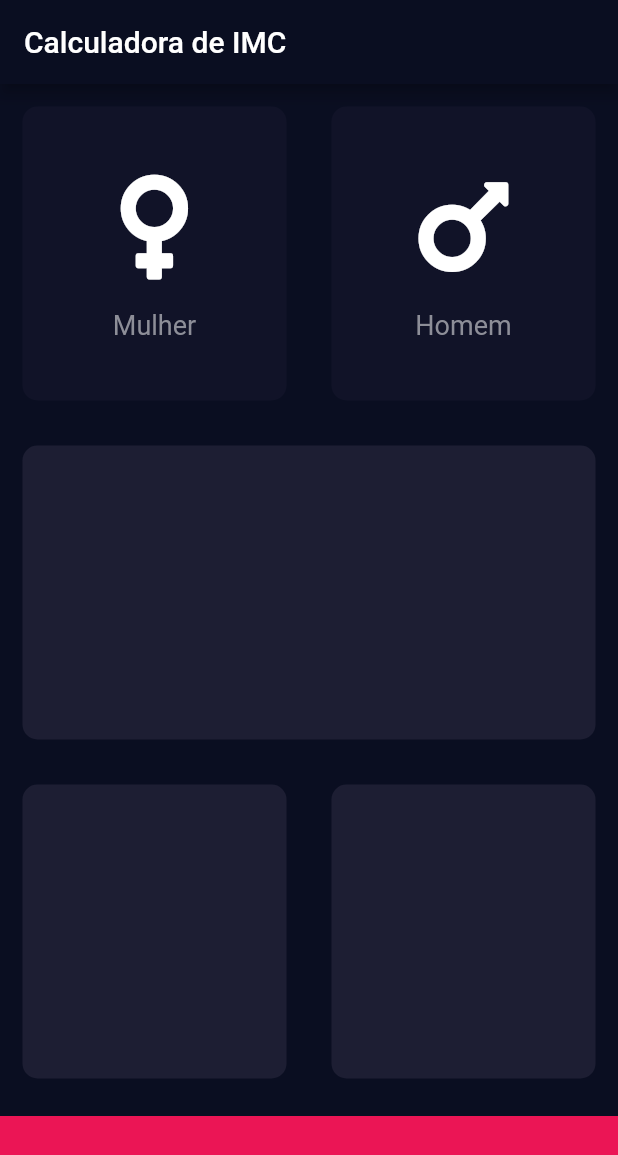
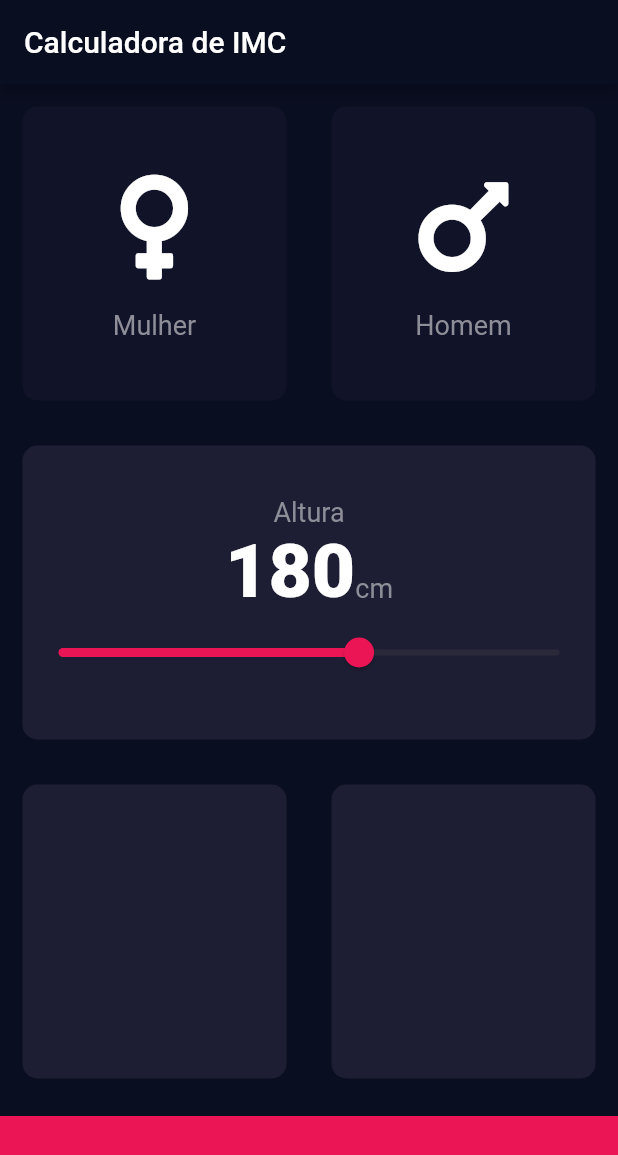
Before and after one commit to AndressaTancredi/BMI-Calculator, a Flutter app: the screen it shows after launch, on a phone screen of 412 x 824 dp. Shown: the top 1155 px of the screen. Run offline on Flutter 3.47's test engine with Material 2 defaults, Android fonts, the phone set to English and light mode, and no system bars; our stand-ins replace font_awesome_flutter.

Commit message:
create slider height

```diff
--- /dev/null
+++ b/lib/contants.dart
@@ -0,0 +1,16 @@
+import 'package:flutter/material.dart';
+
+const KBottomContainerHeight = 80.0;
+const kActiveCardColor = Color(0xFF1D1E33);
+const KInactiveCardColor = Color(0xFF111328);
+const KBottomContainerColor = Color(0xFFEB1555);
+
+final KLabelTextStyle = TextStyle(
+  fontSize: 18.0,
+  color: Color(0xFF8D8E98),
+);
+
+final KNumberTextStyle = TextStyle(
+  fontSize: 50,
+  fontWeight: FontWeight.w900,
+);
--- a/lib/icon_content.dart
+++ b/lib/icon_content.dart
@@ -1,9 +1,5 @@
+import 'package:bmi_calculator/contants.dart';
 import 'package:flutter/material.dart';
-
-final labelTextStyle = TextStyle(
-  fontSize: 18.0,
-  color: Color(0xFF8D8E98),
-);
 
 class IconContent extends StatelessWidget {
   IconContent({this.icon, this.label});
@@ -23,7 +19,7 @@ class IconContent extends StatelessWidget {
         SizedBox(height: 15),
         Text(
           label,
-          style: labelTextStyle,
+          style: KLabelTextStyle,
         )
       ],
     );
--- a/lib/input_page.dart
+++ b/lib/input_page.dart
@@ -1,12 +1,8 @@
+import 'package:bmi_calculator/contants.dart';
 import 'package:flutter/material.dart';
 import 'package:font_awesome_flutter/font_awesome_flutter.dart';
 import 'icon_content.dart';
 import 'reusable_card.dart';
-
-const bottomContainerHeight = 80.0;
-const activeCardColor = Color(0xFF1D1E33);
-const inactiveCardColor = Color(0xFF111328);
-const bottomContainerColor = Color(0xFFEB1555);
 
 enum Gender {
   male,
@@ -20,6 +16,7 @@ class InputPage extends StatefulWidget {
 
 class _InputPageState extends State<InputPage> {
   Gender selectedGender;
+  int heigth = 180;
 
   @override
   Widget build(BuildContext context) {
@@ -28,6 +25,7 @@ class _InputPageState extends State<InputPage> {
         title: Text('Calculadora de IMC'),
       ),
       body: Column(
+        crossAxisAlignment: CrossAxisAlignment.stretch,
         children: [
           Expanded(
               child: Row(
@@ -39,7 +37,7 @@ class _InputPageState extends State<InputPage> {
                       selectedGender = Gender.female;
                     });
                   },
-                  color: selectedGender == Gender.female ? activeCardColor : inactiveCardColor,
+                  color: selectedGender == Gender.female ? kActiveCardColor : KInactiveCardColor,
                   cardChild: IconContent(
                     icon: FontAwesomeIcons.venus,
                     label: "Mulher",
@@ -53,7 +51,7 @@ class _InputPageState extends State<InputPage> {
                       selectedGender = Gender.male;
                     });
                   },
-                  color: selectedGender == Gender.male ? activeCardColor : inactiveCardColor,
+                  color: selectedGender == Gender.male ? kActiveCardColor : KInactiveCardColor,
                   cardChild: IconContent(
                     icon: FontAwesomeIcons.mars,
                     label: "Homem",
@@ -63,24 +61,62 @@ class _InputPageState extends State<InputPage> {
             ],
           )),
           Expanded(
-            child: ReusableCard(color: activeCardColor),
+            child: ReusableCard(
+              color: kActiveCardColor,
+              cardChild: Column(
+                mainAxisAlignment: MainAxisAlignment.center,
+                children: [
+                  Text(
+                    "Altura",
+                    style: KLabelTextStyle,
+                  ),
+                  Row(
+                    mainAxisAlignment: MainAxisAlignment.center,
+                    crossAxisAlignment: CrossAxisAlignment.baseline,
+                    textBaseline: TextBaseline.alphabetic,
+                    children: [
+                      Text(
+                        heigth.toString(),
+                        style: KNumberTextStyle,
+                      ),
+                      Text(
+                        'cm',
+                        style: KLabelTextStyle,
+                      )
+                    ],
+                  ),
+                  Slider(
+                    value: heigth.toDouble(),
+                    min: 120.0,
+                    max: 220.0,
+                    activeColor: Color(0xFFEB1555),
+                    inactiveColor: Color(0xFF8DE98),
+                    onChanged: (double newValue) {
+                      setState(() {
+                        heigth = newValue.toInt();
+                      });
+                    },
+                  )
+                ],
+              ),
+            ),
           ),
           Expanded(
               child: Row(
             children: [
               Expanded(
-                child: ReusableCard(color: activeCardColor),
+                child: ReusableCard(color: kActiveCardColor),
               ),
               Expanded(
-                child: ReusableCard(color: activeCardColor),
+                child: ReusableCard(color: kActiveCardColor),
               ),
             ],
           )),
           Container(
-            color: bottomContainerColor,
+            color: KBottomContainerColor,
             margin: EdgeInsets.only(top: 10),
             width: double.infinity,
-            height: bottomContainerHeight,
+            height: KBottomContainerHeight,
           ),
         ],
       ),
```
